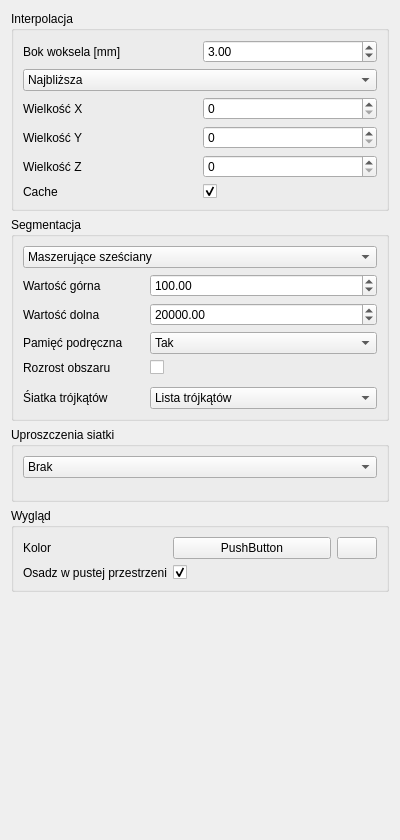
jedrzejowski/sokar-app, file src/SokarUi/SegmentationPipelineEditor.ui: the form before one commit.
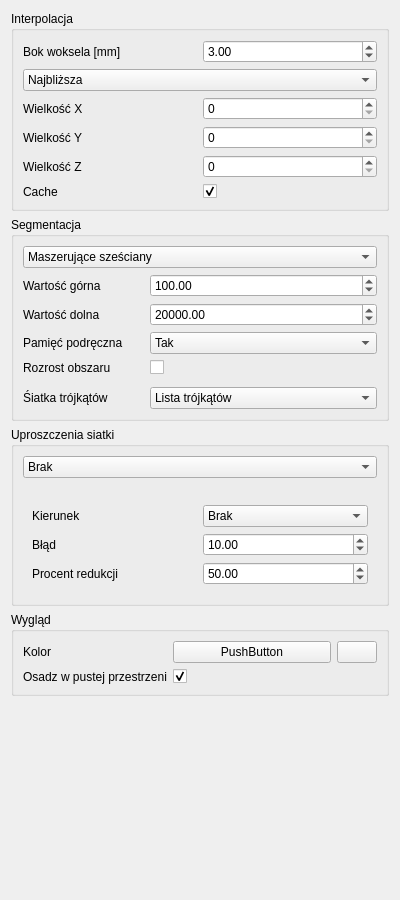
The form after the commit. Icons and pictures are not drawn. Custom widgets are drawn as their Qt base class.

Commit message: wstępna implemntacja edge collpasa

```diff
--- a/src/SokarUi/SegmentationPipelineEditor.ui
+++ b/src/SokarUi/SegmentationPipelineEditor.ui
@@ -7,7 +7,7 @@
     <x>0</x>
     <y>0</y>
     <width>400</width>
-    <height>840</height>
+    <height>900</height>
    </rect>
   </property>
   <property name="minimumSize">
@@ -302,7 +302,67 @@
        </widget>
       </item>
       <item>
-       <layout class="QGridLayout" name="edgeConcatenation"/>
+       <widget class="QWidget" name="edgeCollapse" native="true">
+        <layout class="QGridLayout">
+         <item row="1" column="1">
+          <widget class="QComboBox" name="edgeCollapseDirection">
+           <item>
+            <property name="text">
+             <string>Brak</string>
+            </property>
+           </item>
+           <item>
+            <property name="text">
+             <string>Do wewnątrz</string>
+            </property>
+           </item>
+           <item>
+            <property name="text">
+             <string>Na zewnątrz</string>
+            </property>
+           </item>
+          </widget>
+         </item>
+         <item row="2" column="0">
+          <widget class="QLabel" name="label_14">
+           <property name="text">
+            <string>Błąd</string>
+           </property>
+          </widget>
+         </item>
+         <item row="1" column="0">
+          <widget class="QLabel" name="label_11">
+           <property name="text">
+            <string>Kierunek</string>
+           </property>
+          </widget>
+         </item>
+         <item row="2" column="1">
+          <widget class="QDoubleSpinBox" name="edgeCollapseError">
+           <property name="value">
+            <double>10.000000000000000</double>
+           </property>
+          </widget>
+         </item>
+         <item row="3" column="0">
+          <widget class="QLabel" name="label_15">
+           <property name="text">
+            <string>Procent redukcji</string>
+           </property>
+          </widget>
+         </item>
+         <item row="3" column="1">
+          <widget class="QDoubleSpinBox" name="edgeCollapseVertReduction">
+           <property name="value">
+            <double>50.000000000000000</double>
+           </property>
+          </widget>
+         </item>
+        </layout>
+       </widget>
+      </item>
+      <item>
+       <layout class="QGridLayout" name="gridLayout_3"/>
       </item>
      </layout>
     </widget>
```
The commit also changes 40 other files.
